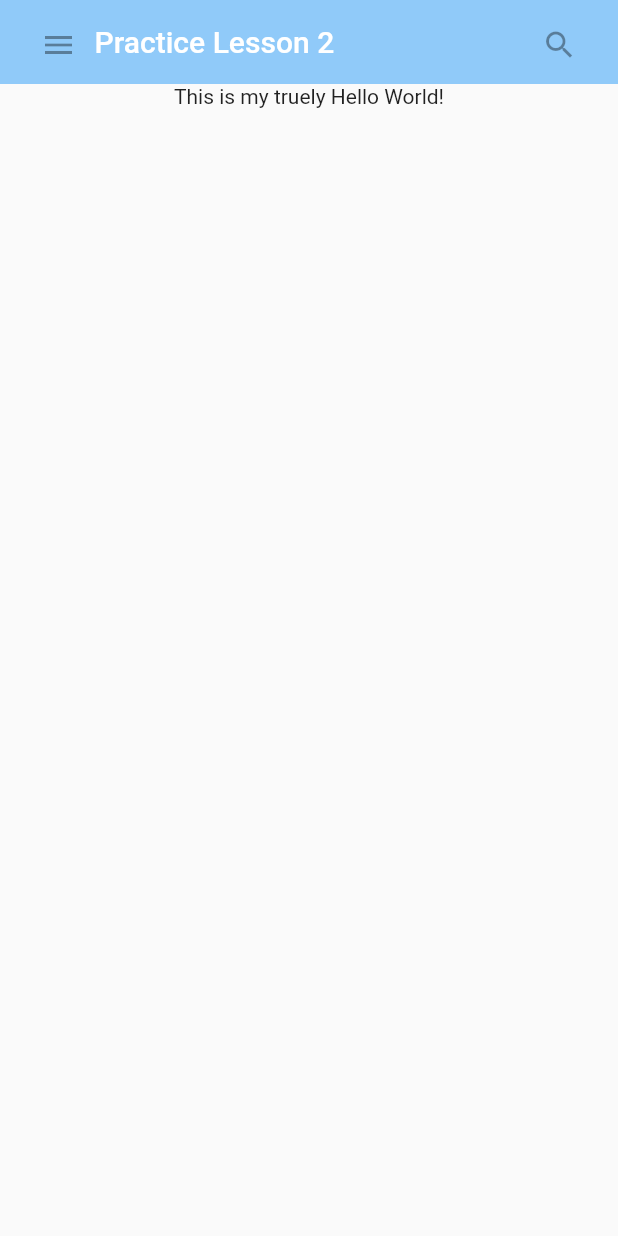
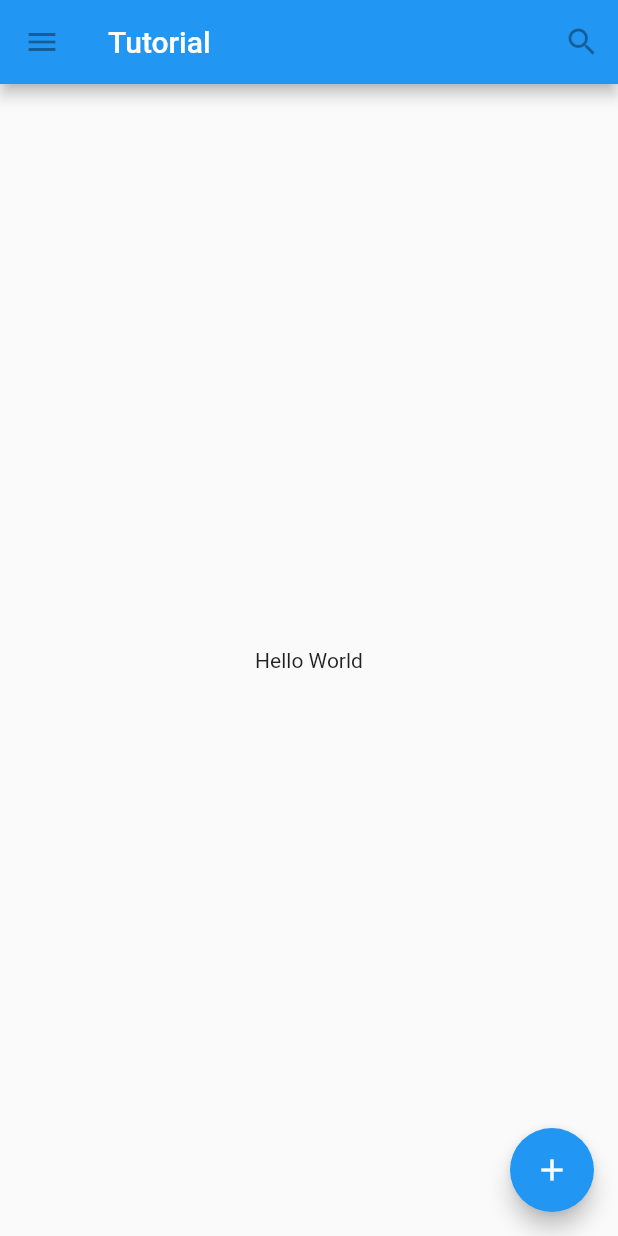
Before and after one commit to ArcaniteMagician/flutter_hello, a Flutter app: the screen it shows after launch, on a phone screen of 412 x 824 dp. Run offline on Flutter 3.47's test engine with Material 2 defaults, Android fonts, the phone set to English and light mode, and no system bars.

```diff
--- a/lib/main.dart
+++ b/lib/main.dart
@@ -2,7 +2,7 @@ import 'package:flutter/material.dart';
 import 'custom_widget.dart';
 
 void main() {
-  runApp(MaterialApp(title: "Hello Flutter", home: MyScaffold()
+  runApp(MaterialApp(title: "Hello Flutter", home: TutorialHome()
 //    Center(
 //      child: Text(
 //        'This is my truely Hello World!',
@@ -12,13 +12,50 @@ void main() {
       ));
 }
 
+class TutorialHome extends StatelessWidget {
+  @override
+  Widget build(BuildContext context) {
+    return Scaffold(
+      appBar: AppBar(
+        leading: IconButton(
+            icon: Icon(Icons.menu),
+            tooltip: 'Navigation menu',
+            onPressed: null),
+        title: Text('Tutorial'),
+        actions: <Widget>[
+          IconButton(
+            icon: Icon(Icons.search),
+            tooltip: 'Search',
+            onPressed: null,
+          )
+        ],
+      ),
+      body: Center(
+        child: Text('Hello World'),
+      ),
+      floatingActionButton: FloatingActionButton(
+        onPressed: null,
+        child: Icon(Icons.add
+            // 这个child难道默认就是个IconButton？
+//        IconButton(
+//          icon: Icon(Icons.add),
+//          onPressed: null,
+//          tooltip: 'Add',
+            ),
+      ),
+    );
+  }
+}
+
 class MyScaffold extends StatelessWidget {
   @override
   Widget build(BuildContext context) {
     return Material(
       child: Column(
         children: <Widget>[
-          MyAppBar(title: 'Practice Lesson 2',),
+          MyAppBar(
+            title: 'Practice Lesson 2',
+          ),
           Expanded(
             child: Text(
               'This is my truely Hello World!',
```
